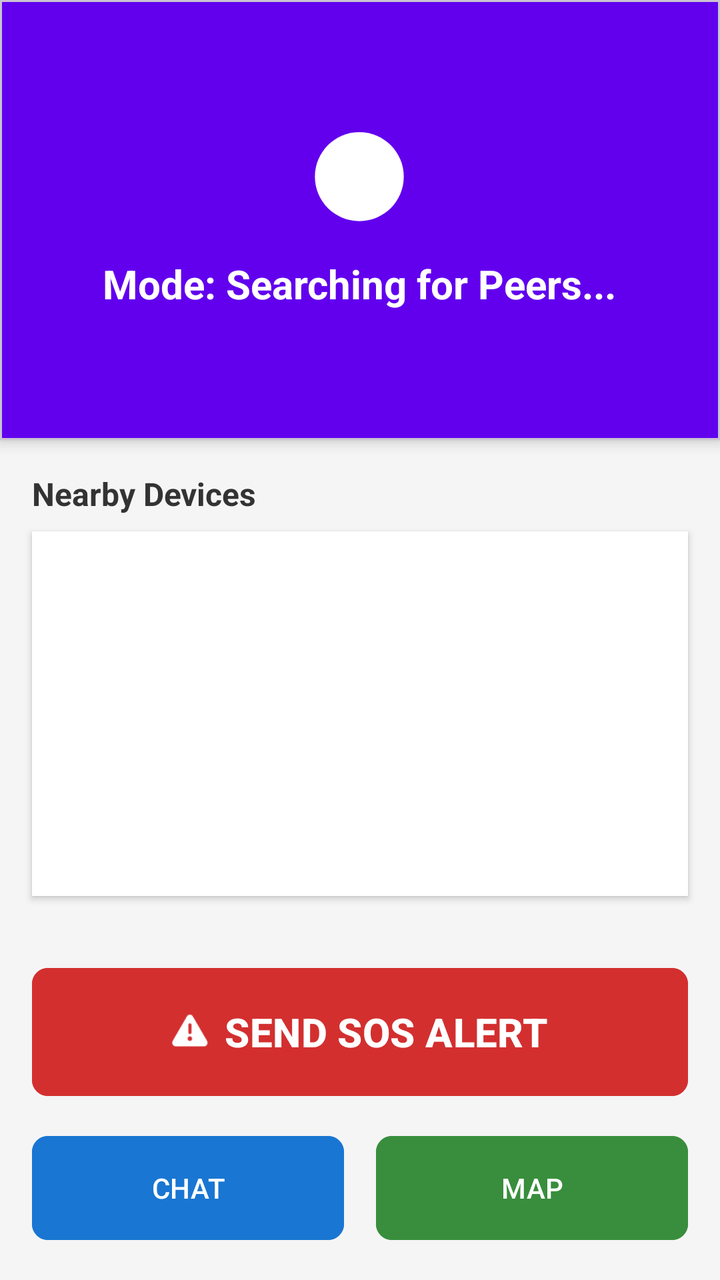
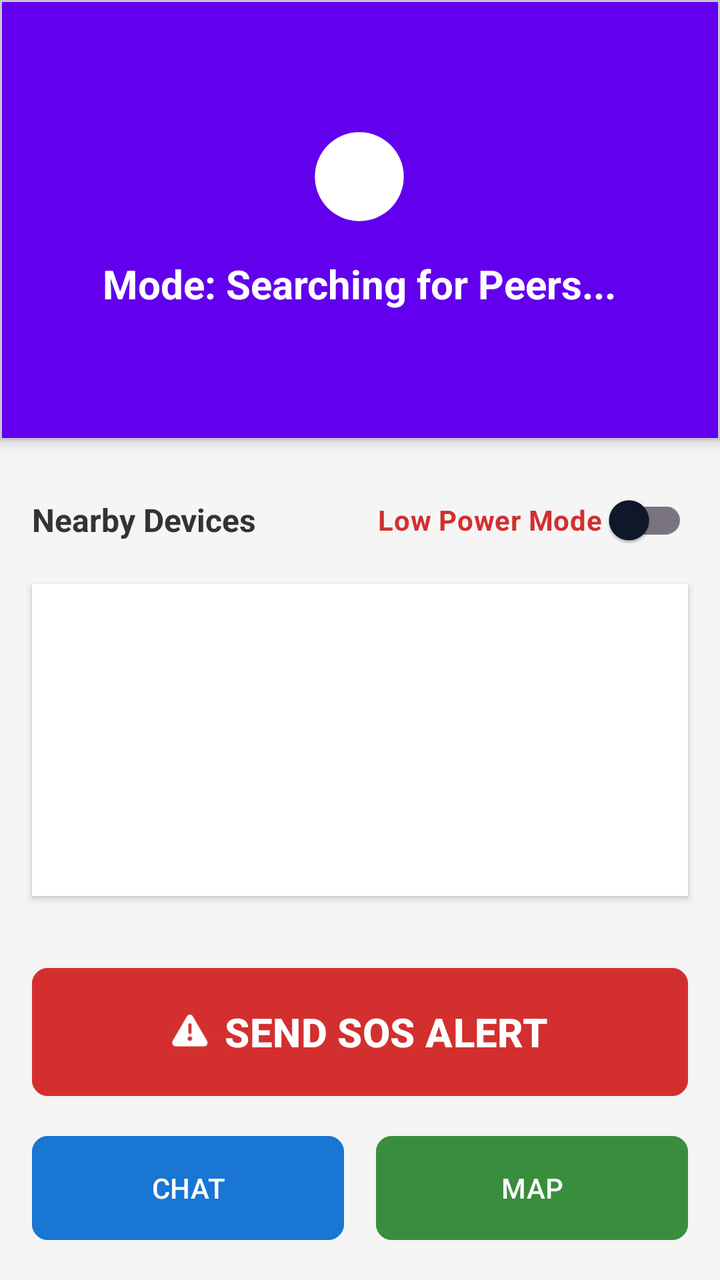

Compare the two renders of this Android layout. The source of the first and the diff that turns it into the second are given below.
<!-- AndroidManifest.xml: application theme Theme.DisasterComm -->
<!-- res/layout/activity_main.xml -->
<?xml version="1.0" encoding="utf-8"?>
<androidx.constraintlayout.widget.ConstraintLayout xmlns:android="http://schemas.android.com/apk/res/android"
    xmlns:app="http://schemas.android.com/apk/res-auto"
    xmlns:tools="http://schemas.android.com/tools"
    android:layout_width="match_parent"
    android:layout_height="match_parent"
    android:background="#F5F5F5">

    
    <com.google.android.material.card.MaterialCardView
        android:id="@+id/cardStatus"
        android:layout_width="match_parent"
        android:layout_height="220dp"
        app:cardBackgroundColor="#6200EE"
        app:cardCornerRadius="0dp"
        app:cardElevation="4dp"
        app:layout_constraintTop_toTopOf="parent">

        <FrameLayout
            android:layout_width="match_parent"
            android:layout_height="match_parent">
            
            
            <View
                android:id="@+id/viewScanRipple"
                android:layout_width="150dp"
                android:layout_height="150dp"
                android:background="@drawable/bg_circle_radar"
                android:layout_gravity="center"
                android:visibility="invisible" />

            <LinearLayout
                android:layout_width="wrap_content"
                android:layout_height="wrap_content"
                android:layout_gravity="center"
                android:gravity="center"
                android:orientation="vertical">

                <ImageView
                    android:layout_width="48dp"
                    android:layout_height="48dp"
                    android:src="@drawable/ic_app_logo"
                    app:tint="#FFFFFF" 
                    android:layout_marginBottom="16dp"/>

                <TextView
                    android:id="@+id/tvStatus"
                    android:layout_width="wrap_content"
                    android:layout_height="wrap_content"
                    android:text="@string/status_searching"
                    android:textColor="#FFFFFF"
                    android:textSize="20sp"
                    android:textStyle="bold" />
            </LinearLayout>
        </FrameLayout>
    </com.google.android.material.card.MaterialCardView>

    
    <TextView
        android:id="@+id/tvPeersHeader"
        android:layout_width="wrap_content"
        android:layout_height="wrap_content"
        android:text="Nearby Devices"
        android:textColor="#333333"
        android:textSize="16sp"
        android:textStyle="bold"
        android:layout_margin="16dp"
        app:layout_constraintTop_toBottomOf="@id/cardStatus"
        app:layout_constraintStart_toStartOf="parent"/>

    <androidx.recyclerview.widget.RecyclerView
        android:id="@+id/rvPeers"
        android:layout_width="match_parent"
        android:layout_height="0dp"
        android:layout_marginHorizontal="16dp"
        android:layout_marginTop="8dp"
        android:layout_marginBottom="16dp"
        android:background="#FFFFFF"
        android:elevation="2dp"
        android:clipToPadding="false"
        android:padding="8dp"
        app:layout_constraintTop_toBottomOf="@id/tvPeersHeader"
        app:layout_constraintBottom_toTopOf="@id/layoutActions" />

    
    <LinearLayout
        android:id="@+id/layoutActions"
        android:layout_width="match_parent"
        android:layout_height="wrap_content"
        android:orientation="vertical"
        android:padding="16dp"
        app:layout_constraintBottom_toBottomOf="parent">

        
        <com.google.android.material.button.MaterialButton
            android:id="@+id/btnSos"
            android:layout_width="match_parent"
            android:layout_height="72dp"
            android:text="SEND SOS ALERT"
            android:textSize="20sp"
            android:textStyle="bold"
            android:backgroundTint="#D32F2F"
            app:cornerRadius="8dp"
            app:icon="@android:drawable/ic_dialog_alert"
            app:iconGravity="textStart"
            android:layout_marginBottom="12dp"/>

        <LinearLayout
            android:layout_width="match_parent"
            android:layout_height="wrap_content"
            android:orientation="horizontal">

            <com.google.android.material.button.MaterialButton
                android:id="@+id/btnChat"
                android:layout_width="0dp"
                android:layout_height="60dp"
                android:layout_weight="1"
                android:text="CHAT"
                android:backgroundTint="#1976D2"
                android:layout_marginEnd="8dp"
                app:cornerRadius="8dp"/>

            <com.google.android.material.button.MaterialButton
                android:id="@+id/btnMap"
                android:layout_width="0dp"
                android:layout_height="60dp"
                android:layout_weight="1"
                android:text="MAP"
                android:backgroundTint="#388E3C"
                android:layout_marginStart="8dp"
                app:cornerRadius="8dp"/>
        </LinearLayout>

    </LinearLayout>

</androidx.constraintlayout.widget.ConstraintLayout>
<!-- resources referenced by this layout -->
<resources>
  <!-- drawable bg_circle_radar (drawable) -->
  <?xml version="1.0" encoding="utf-8"?>
  <shape xmlns:android="http://schemas.android.com/apk/res/android"
      android:shape="oval">
      <solid android:color="#2196F3" /> 
      <size
          android:width="100dp"
          android:height="100dp" />
  </shape>
  <!-- drawable ic_app_logo (drawable) -->
  <vector xmlns:android="http://schemas.android.com/apk/res/android"
      android:width="108dp"
      android:height="108dp"
      android:viewportWidth="108"
      android:viewportHeight="108">
      
      
      <path
          android:fillColor="#2196F3"
          android:pathData="M54,4C26.39,4 4,26.39 4,54s22.39,50 50,50 50,-22.39 50,-50S81.61,4 54,4z"/>
      
      
      <path
          android:fillColor="#FFFFFF"
          android:pathData="M54,24c-16.57,0 -30,13.43 -30,30h5c0,-13.81 11.19,-25 25,-25s25,11.19 25,25h5c0,-16.57 -13.43,-30 -30,-30z"
          android:fillAlpha="0.6"/>
      <path
          android:fillColor="#FFFFFF"
          android:pathData="M54,34c-11.05,0 -20,8.95 -20,20h5c0,-8.28 6.72,-15 15,-15s15,6.72 15,15h5c0,-11.05 -8.95,-20 -20,-20z"
          android:fillAlpha="0.8"/>
          
      
      <path
          android:fillColor="#FFFFFF"
          android:pathData="M54,44c-5.52,0 -10,4.48 -10,10c0,5.52 10,20 10,20s10,-14.48 10,-20c0,-5.52 -4.48,-10 -10,-10zm0,14c-2.21,0 -4,-1.79 -4,-4s1.79,-4 4,-4 4,1.79 4,4 -1.79,4 -4,4z"/>
          
      
      <path
          android:fillColor="#FF5252"
          android:pathData="M54,54m-3,0a3,3 0 1,1 6,0a3,3 0 1,1 -6,0"/>
  </vector>
  <string name="status_searching">Mode: Searching for Peers...</string>
  <style name="Theme.DisasterComm" parent="Theme.Material3.DayNight.NoActionBar">
          
          <item name="colorPrimary">@color/primary</item>
          <item name="colorPrimaryVariant">@color/primary_variant</item>
          <item name="colorOnPrimary">@color/text_on_primary</item>
          
          
          <item name="colorSecondary">@color/secondary</item>
          <item name="colorSecondaryVariant">@color/secondary_variant</item>
          <item name="colorOnSecondary">@color/white</item>
          
          
          <item name="android:windowBackground">@color/background</item>
          <item name="colorSurface">@color/surface</item>
          <item name="colorOnSurface">@color/text_primary</item>
          
          
          <item name="android:statusBarColor">@color/primary_variant</item>
          <item name="android:windowLightStatusBar">false</item>
          
          
          <item name="elevationOverlayEnabled">false</item>
      </style>
  <color name="primary">#E53935</color>
  <color name="primary_variant">#C62828</color>
  <color name="text_on_primary">#FFFFFF</color>
  <color name="secondary">#FF6B6B</color>
  <color name="secondary_variant">#D32F2F</color>
  <color name="white">#FFFFFF</color>
  <color name="background">#F8FAFC</color>
  <color name="surface">#FFFFFF</color>
  <color name="text_primary">#0F172A</color>
</resources>

<!-- the commit's change to res/layout/activity_main.xml (unified diff, before → after) -->
@@ -56,17 +56,34 @@
     </com.google.android.material.card.MaterialCardView>
 
     
-    <TextView
-        android:id="@+id/tvPeersHeader"
-        android:layout_width="wrap_content"
+    <LinearLayout
+        android:id="@+id/layoutPeersHeader"
+        android:layout_width="match_parent"
         android:layout_height="wrap_content"
-        android:text="Nearby Devices"
-        android:textColor="#333333"
-        android:textSize="16sp"
-        android:textStyle="bold"
+        android:orientation="horizontal"
         android:layout_margin="16dp"
-        app:layout_constraintTop_toBottomOf="@id/cardStatus"
-        app:layout_constraintStart_toStartOf="parent"/>
+        app:layout_constraintTop_toBottomOf="@id/cardStatus">
+        
+        <TextView
+            android:id="@+id/tvPeersHeader"
+            android:layout_width="0dp"
+            android:layout_weight="1"
+            android:layout_height="wrap_content"
+            android:text="Nearby Devices"
+            android:textColor="#333333"
+            android:textSize="16sp"
+            android:textStyle="bold"
+            android:layout_gravity="center_vertical"/>
+            
+        <com.google.android.material.switchmaterial.SwitchMaterial
+            android:id="@+id/swLowPowerMode"
+            android:layout_width="wrap_content"
+            android:layout_height="wrap_content"
+            android:text="Low Power Mode "
+            android:textSize="14sp"
+            android:textStyle="bold"
+            android:textColor="#D32F2F"/>
+    </LinearLayout>
 
     <androidx.recyclerview.widget.RecyclerView
         android:id="@+id/rvPeers"
@@ -79,10 +96,9 @@
         android:elevation="2dp"
         android:clipToPadding="false"
         android:padding="8dp"
-        app:layout_constraintTop_toBottomOf="@id/tvPeersHeader"
+        app:layout_constraintTop_toBottomOf="@id/layoutPeersHeader"
         app:layout_constraintBottom_toTopOf="@id/layoutActions" />
 
-    
     <LinearLayout
         android:id="@+id/layoutActions"
         android:layout_width="match_parent"
@@ -90,6 +106,21 @@
         android:orientation="vertical"
         android:padding="16dp"
         app:layout_constraintBottom_toBottomOf="parent">
+
+        
+        <com.google.android.material.button.MaterialButton
+            android:id="@+id/btnGlobalAlert"
+            android:layout_width="match_parent"
+            android:layout_height="72dp"
+            android:text="GLOBAL BROADCAST"
+            android:textSize="20sp"
+            android:textStyle="bold"
+            android:backgroundTint="#FF9800"
+            app:cornerRadius="8dp"
+            app:icon="@android:drawable/ic_dialog_alert"
+            app:iconGravity="textStart"
+            android:visibility="gone"
+            android:layout_marginBottom="12dp"/>
 
         
         <com.google.android.material.button.MaterialButton
<!-- resource entries referenced after the edit -->
@@ -64,15 +64,24 @@
           
           
           <item name="elevationOverlayEnabled">false</item>
+          
+          
+          <item name="materialButtonStyle">@style/Widget.App.Button</item>
       </style>
-  <color name="primary">#E53935</color>
-  <color name="primary_variant">#C62828</color>
+  <color name="primary">#2563EB</color>
+  <color name="primary_variant">#1D4ED8</color>
   <color name="text_on_primary">#FFFFFF</color>
-  <color name="secondary">#FF6B6B</color>
-  <color name="secondary_variant">#D32F2F</color>
+  <color name="secondary">#6366F1</color>
+  <color name="secondary_variant">#4F46E5</color>
   <color name="white">#FFFFFF</color>
-  <color name="background">#F8FAFC</color>
+  <color name="background">#FFFFFF</color>
   <color name="surface">#FFFFFF</color>
   <color name="text_primary">#0F172A</color>
+  <style name="Widget.App.Button" parent="Widget.Material3.Button">
+          <item name="android:minHeight">48dp</item>
+          <item name="android:minWidth">48dp</item>
+          <item name="android:stateListAnimator">@null</item> 
+          <item name="android:elevation">0dp</item>
+      </style>
 </resources>
 
